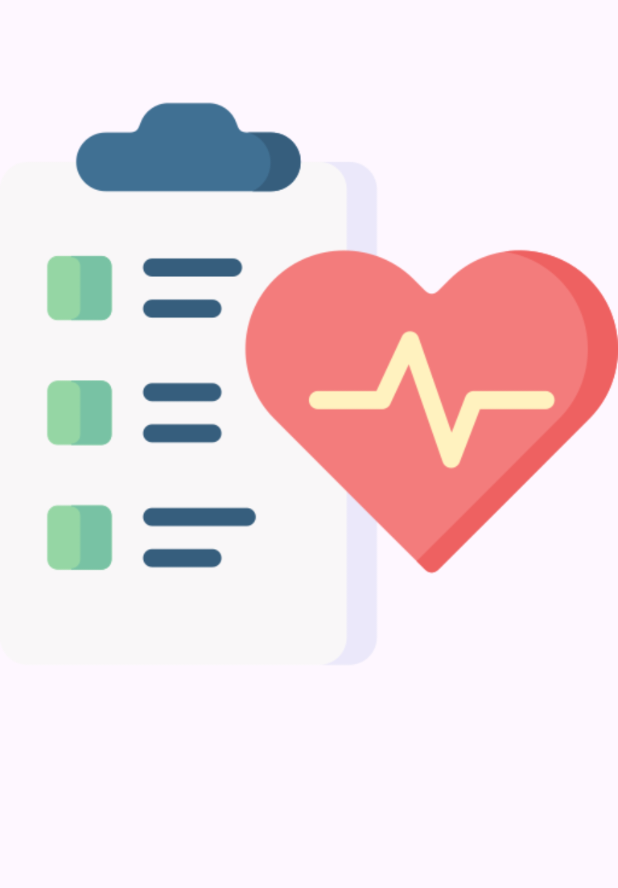
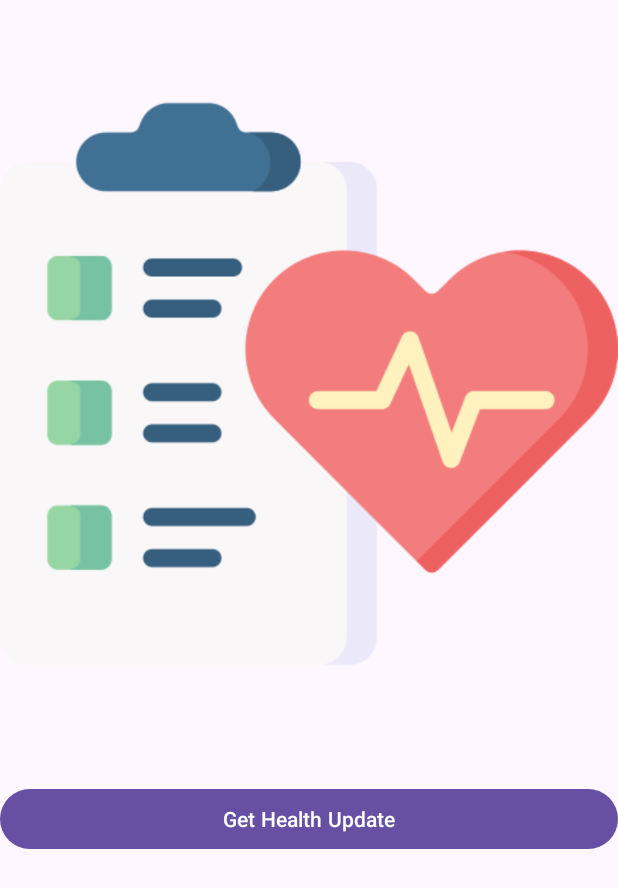
Before and after one commit to Shikhar97/Guardian-Angel, an Android app: the screen it shows after launch (MainActivity), on a phone screen of 412 x 824 dp. Shown: the top 888 px of the screen. Run offline under Robolectric (Android 15) with nearby library versions, the phone set to English and light mode, and no system bars.

Commit message:
Android App changes

```diff
--- a/app/GuardianAngel/app/build.gradle.kts
+++ b/app/GuardianAngel/app/build.gradle.kts
@@ -9,7 +9,7 @@ android {
 
     defaultConfig {
         applicationId = "com.example.guardianangel"
-        minSdk = 31
+        minSdk = 30
         targetSdk = 33
         versionCode = 1
         versionName = "1.0"
@@ -44,4 +44,6 @@ dependencies {
     testImplementation("junit:junit:4.13.2")
     androidTestImplementation("androidx.test.ext:junit:1.1.5")
     androidTestImplementation("androidx.test.espresso:espresso-core:3.5.1")
+    implementation("com.squareup.okhttp3:okhttp:4.10.0")
+    implementation("com.google.code.gson:gson:2.10.1")
 }
--- a/app/GuardianAngel/app/src/main/AndroidManifest.xml
+++ b/app/GuardianAngel/app/src/main/AndroidManifest.xml
@@ -1,6 +1,10 @@
 <?xml version="1.0" encoding="utf-8"?>
 <manifest xmlns:android="http://schemas.android.com/apk/res/android"
     xmlns:tools="http://schemas.android.com/tools">
+
+    <uses-permission android:name="android.permission.INTERNET" />
+
+    <uses-permission android:name="android.permission.POST_NOTIFICATIONS" />
 
     <application
         android:allowBackup="true"
--- a/app/GuardianAngel/app/src/main/res/layout/activity_main.xml
+++ b/app/GuardianAngel/app/src/main/res/layout/activity_main.xml
@@ -2,13 +2,31 @@
     xmlns:android="http://schemas.android.com/apk/res/android"
     xmlns:app="http://schemas.android.com/apk/res-auto"
     android:layout_width="match_parent"
-    android:layout_height="wrap_content">
+    android:layout_height="wrap_content"
+    android:orientation="vertical"
+    android:gravity="center">
+
+
 
     <ImageView
         android:layout_width="fill_parent"
         android:layout_height="fill_parent"
-        android:scaletype="centerCrop"
-        android:src="@drawable/health_bg">
+        android:src="@drawable/health_bg"
+        android:layout_marginBottom="10dp">
     </ImageView>
 
+    <Button
+        android:id="@+id/button"
+        android:layout_width="match_parent"
+        android:layout_height="wrap_content"
+        android:text="Get Health Update"
+        android:layout_marginBottom="20dp"/>
+
+    <TextView
+        android:id="@+id/responseTextView"
+        android:layout_width="150dp"
+        android:layout_height="wrap_content"
+        android:layout_centerInParent="true"
+        android:textSize="18sp" />
+
 </LinearLayout>
```
Also changed, not shown: app/GuardianAngel/app/src/main/java/com/example/guardianangel/MainActivity.kt (+109 -1 lines), app/GuardianAngel/app/src/main/java/com/example/guardianangel/customobjects/HealthDataObj.kt (added, +7 -0 lines), app/GuardianAngel/app/src/main/res/drawable/notification.png (added).
